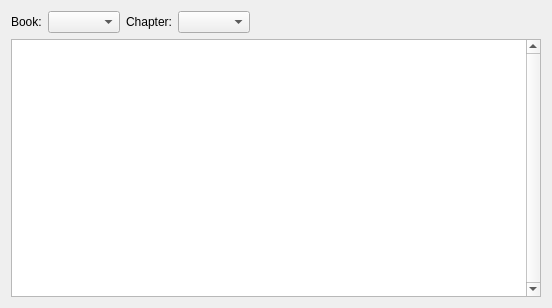
dewhisna/KingJamesPureBibleSearch, file programs/KJVCanOpener/KJVBrowser.ui: the form before one commit.
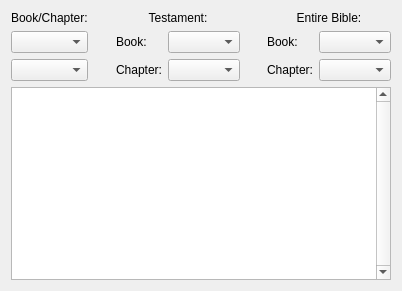
The form after the commit.

Commit message: Ugh!  Finally got the stupid QScrollArea to work.  The secret is that you have to set its size to the proper size hint AND call setMinimumSize on its contained widget every time the size of your layout changes! Also rolled up CRefCountCalc for relative counting, since we were doing that stuff all over the place. Cleaned up the main KJVBrowser structure and signals. Added an icon and rc resource file.  Though for some reason QtCreator won't properly compile it.  You have to do it at the command line.  Got to figure that one out still.

```diff
--- a/programs/KJVCanOpener/KJVBrowser.ui
+++ b/programs/KJVCanOpener/KJVBrowser.ui
@@ -6,24 +6,24 @@
    <rect>
     <x>0</x>
     <y>0</y>
-    <width>552</width>
-    <height>308</height>
+    <width>402</width>
+    <height>291</height>
    </rect>
   </property>
   <property name="windowTitle">
    <string>Form</string>
   </property>
-  <layout class="QGridLayout" name="gridLayout">
+  <layout class="QGridLayout" name="gridLayout_2">
    <item row="0" column="0">
-    <layout class="QVBoxLayout" name="verticalLayout">
-     <item>
-      <layout class="QHBoxLayout" name="horizontalLayout_3">
+    <layout class="QGridLayout" name="gridLayout">
+     <item row="0" column="0">
+      <layout class="QHBoxLayout" name="horizontalLayout_5">
        <item>
-        <layout class="QHBoxLayout" name="horizontalLayout">
+        <layout class="QVBoxLayout" name="verticalLayout">
          <item>
-          <widget class="QLabel" name="lblBook">
+          <widget class="QLabel" name="lblBkChp">
            <property name="text">
-            <string>Book:</string>
+            <string>Book/Chapter:</string>
            </property>
            <property name="buddy">
             <cstring>comboBook</cstring>
@@ -31,24 +31,10 @@
           </widget>
          </item>
          <item>
-          <widget class="QComboBox" name="comboBook"/>
+          <widget class="QComboBox" name="comboBk"/>
          </item>
-        </layout>
-       </item>
-       <item>
-        <layout class="QHBoxLayout" name="horizontalLayout_2">
          <item>
-          <widget class="QLabel" name="lblChapter">
-           <property name="text">
-            <string>Chapter:</string>
-           </property>
-           <property name="buddy">
-            <cstring>comboChapter</cstring>
-           </property>
-          </widget>
-         </item>
-         <item>
-          <widget class="QComboBox" name="comboChapter"/>
+          <widget class="QComboBox" name="comboBkChp"/>
          </item>
         </layout>
        </item>
@@ -65,9 +51,106 @@
          </property>
         </spacer>
        </item>
+       <item>
+        <layout class="QVBoxLayout" name="verticalLayout_3">
+         <item>
+          <widget class="QLabel" name="lblTestament">
+           <property name="text">
+            <string>Testament:</string>
+           </property>
+           <property name="alignment">
+            <set>Qt::AlignCenter</set>
+           </property>
+          </widget>
+         </item>
+         <item>
+          <layout class="QHBoxLayout" name="horizontalLayout_3">
+           <item>
+            <widget class="QLabel" name="lblTstBk">
+             <property name="text">
+              <string>Book:</string>
+             </property>
+            </widget>
+           </item>
+           <item>
+            <widget class="QComboBox" name="comboTstBk"/>
+           </item>
+          </layout>
+         </item>
+         <item>
+          <layout class="QHBoxLayout" name="horizontalLayout_4">
+           <item>
+            <widget class="QLabel" name="lblTstChp">
+             <property name="text">
+              <string>Chapter:</string>
+             </property>
+            </widget>
+           </item>
+           <item>
+            <widget class="QComboBox" name="comboTstChp"/>
+           </item>
+          </layout>
+         </item>
+        </layout>
+       </item>
+       <item>
+        <spacer name="horizontalSpacer_2">
+         <property name="orientation">
+          <enum>Qt::Horizontal</enum>
+         </property>
+         <property name="sizeHint" stdset="0">
+          <size>
+           <width>13</width>
+           <height>13</height>
+          </size>
+         </property>
+        </spacer>
+       </item>
+       <item>
+        <layout class="QVBoxLayout" name="verticalLayout_2">
+         <item>
+          <widget class="QLabel" name="lblBible">
+           <property name="text">
+            <string>Entire Bible:</string>
+           </property>
+           <property name="alignment">
+            <set>Qt::AlignCenter</set>
+           </property>
+          </widget>
+         </item>
+         <item>
+          <layout class="QHBoxLayout" name="horizontalLayout">
+           <item>
+            <widget class="QLabel" name="lblBibleBk">
+             <property name="text">
+              <string>Book:</string>
+             </property>
+            </widget>
+           </item>
+           <item>
+            <widget class="QComboBox" name="comboBibleBk"/>
+           </item>
+          </layout>
+         </item>
+         <item>
+          <layout class="QHBoxLayout" name="horizontalLayout_2">
+           <item>
+            <widget class="QLabel" name="lblBibleChp">
+             <property name="text">
+              <string>Chapter:</string>
+             </property>
+            </widget>
+           </item>
+           <item>
+            <widget class="QComboBox" name="comboBibleChp"/>
+           </item>
+          </layout>
+         </item>
+        </layout>
+       </item>
       </layout>
      </item>
-     <item>
+     <item row="1" column="0">
       <widget class="QTextBrowser" name="textBrowserMainText">
        <property name="verticalScrollBarPolicy">
         <enum>Qt::ScrollBarAlwaysOn</enum>
```
Left out of the diff: 11 changed lines with no effect on the pictures. The commit also changes 25 other files.
